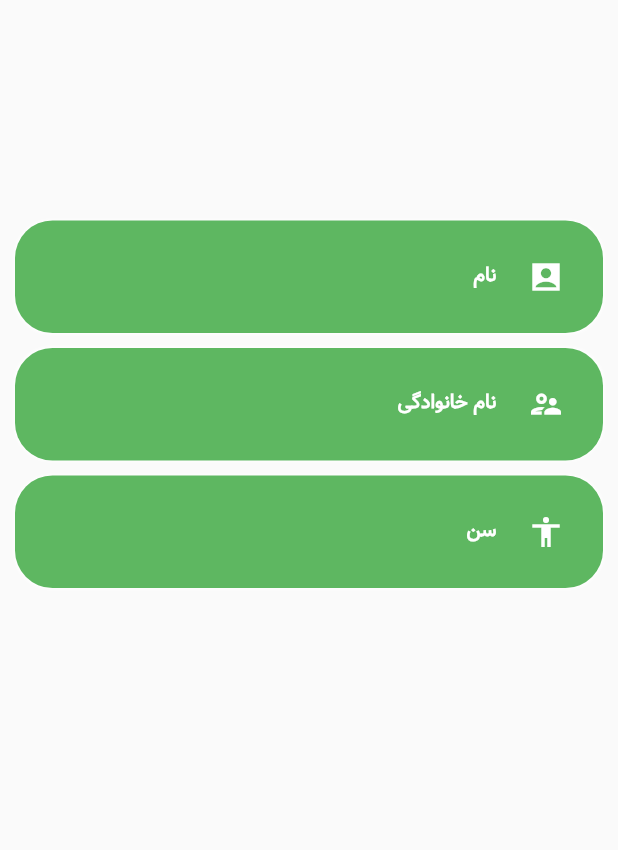
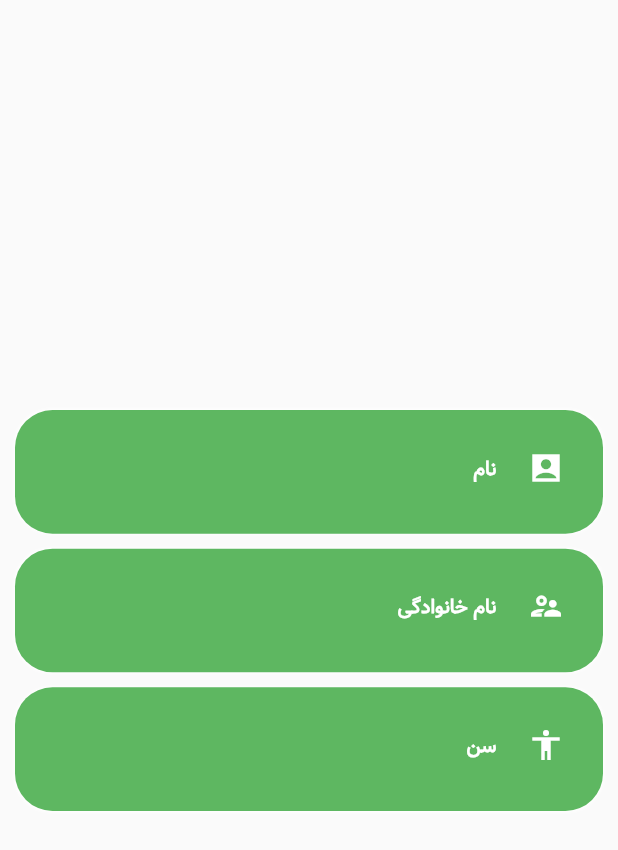
Before and after one commit to MadPad124/Adminor, a Flutter app: what mainBackContainer() shows on an empty page, opened directly, on a phone screen of 412 x 824 dp. Shown: the top 850 px of the screen. Run offline on Flutter 3.47's test engine with Material 2 defaults, Android fonts, the phone set to English and light mode, and no system bars; our stand-ins replace animated_splash_screen, animated_text_kit, liquid_swipe, page_transition, shared_preferences, smooth_page_indicator; accounts and stored records are empty; project files that could hold a hidden picture were left out.

```diff
--- a/lib/loginPages/createAccountPage.dart
+++ b/lib/loginPages/createAccountPage.dart
@@ -2,10 +2,13 @@ import 'dart:math';
 import 'package:adminor/widgets/widgets.dart';
 import 'package:flutter/material.dart';
 import 'package:flutter/services.dart';
+import 'package:adminor/homePages/home.dart';
 import 'package:liquid_swipe/liquid_swipe.dart';
 import 'dart:async';
 import 'package:smooth_page_indicator/smooth_page_indicator.dart';
-final pageViewController = PageController();
+TextEditingController nameBoxController=TextEditingController();
+TextEditingController lastNameBoxController=TextEditingController();
+TextEditingController ageBoxController=TextEditingController();
 class CreateAccountPage extends StatefulWidget {
   const CreateAccountPage({super.key});
   @override
@@ -22,7 +25,7 @@ class _CreateAccountPageState extends State<CreateAccountPage> {
         child:
             Column(
               children: [
-                SizedBox(
+             /*   SizedBox(
                   width: MediaQuery.of(context).size.width,
                   height:MediaQuery.of(context).size.height/2,
                   child: PageView(
@@ -36,15 +39,15 @@ class _CreateAccountPageState extends State<CreateAccountPage> {
                       sliderComponent('ارتباط سریع و دوستانه', 'assets/images/group-young-people.jpg',"با پیشنهاد کردن ادمین های مدنظر شما و فیلتر های جستجو", context),
                     ],
                   ),
-                ),
-                SmoothPageIndicator(
+                ),*/
+                /*SmoothPageIndicator(
                   controller: pageViewController,
                   count: 2,
                   effect: const ExpandingDotsEffect(
                     dotHeight: 16,
                     dotWidth: 16,
                   ),
-                ),
+                ),*/
                 Expanded(
                   child: Stack(children:[
                     Column(
@@ -59,7 +62,7 @@ class _CreateAccountPageState extends State<CreateAccountPage> {
                       crossAxisAlignment: CrossAxisAlignment.stretch,
                       children: [
                         Image.asset(
-                          'assets/images/splash-bottom-page-image-sun.png',
+                          'assets/images/splash-bottom-page-image-sun.png',height: MediaQuery.of(context).size.height/3,
                           opacity: const AlwaysStoppedAnimation(.3),
                         ),
                       ],
@@ -123,35 +126,33 @@ class _CreateAccountPageState extends State<CreateAccountPage> {
 }
 //main back container---------->
 Widget mainBackContainer(context){
-  return Padding(
-      padding:const EdgeInsets.all(0.0),
-      child: Container(
-        height: MediaQuery.of(context).size.height/2,
+  return Container(
       padding:const EdgeInsets.all(10),
       decoration:const BoxDecoration(
           borderRadius:
           BorderRadius.all(Radius.circular(35))),
       child:
       Column(
-            mainAxisAlignment: MainAxisAlignment.end,
+        mainAxisAlignment: MainAxisAlignment.center,
         crossAxisAlignment: CrossAxisAlignment.stretch,
         children: [
-              nameBox(),
+          nameBox(context),
           const SizedBox(height: 10),
-              lastnameBox(),
+          lastnameBox(context),
           const SizedBox(height: 10),
-              ageBox(),
+          ageBox(context),
           const SizedBox(height: 10),
+
 
         ],
       ),
-      ));
+  );
 }
 //text boxes------------>
 //text box name
-Widget nameBox(){
+Widget nameBox(context){
   return Container(
-    height: 75,
+    height: MediaQuery.of(context).size.height/10,
     padding: const EdgeInsets.all(13.0),
     alignment: Alignment.centerRight,
     decoration: BoxDecoration(
@@ -171,6 +172,7 @@ Widget nameBox(){
         Expanded(
           flex: 2,
           child: TextFormField(
+            controller: nameBoxController,
             inputFormatters: [
               FilteringTextInputFormatter.allow(
                   RegExp('[A-z]')
@@ -181,6 +183,7 @@ Widget nameBox(){
             onChanged: (text) {
 
             },
+
             style: const TextStyle(
                 color: Colors.white,
                 fontFamily: 'vazir'),
@@ -198,8 +201,8 @@ Widget nameBox(){
                   color: Colors.white,
                 ),
               ),
-              labelText: "نام",
-              labelStyle: TextStyle(
+              hintText: "نام",
+              hintStyle: TextStyle(
                   color: Colors.white,
                   fontSize: 13,
                   fontWeight: FontWeight.bold),
@@ -212,9 +215,9 @@ Widget nameBox(){
   );
 }
 //text box lName
-Widget lastnameBox(){
+Widget lastnameBox(context){
   return Container(
-    height: 75,
+    height: MediaQuery.of(context).size.height/10,
     padding: const EdgeInsets.all(13.0),
     alignment: Alignment.centerRight,
     decoration: BoxDecoration(
@@ -234,6 +237,7 @@ Widget lastnameBox(){
         Expanded(
           flex: 2,
           child: TextFormField(
+            controller: lastNameBoxController,
             inputFormatters: [
               FilteringTextInputFormatter.allow(
                   RegExp('[A-z]'))
@@ -258,8 +262,8 @@ Widget lastnameBox(){
                   color: Colors.white,
                 ),
               ),
-              labelText: "نام خانوادگی",
-              labelStyle: TextStyle(
+              hintText: "نام خانوادگی",
+              hintStyle: TextStyle(
                   color: Colors.white,
                   fontSize: 13,
                   fontWeight: FontWeight.bold),
@@ -272,9 +276,9 @@ Widget lastnameBox(){
   );
 }
 //text box age
-Widget ageBox(){
+Widget ageBox(context){
   return Container(
-    height: 75,
+    height: MediaQuery.of(context).size.height/10,
     padding: const EdgeInsets.all(13.0),
     alignment: Alignment.centerRight,
     decoration: BoxDecoration(
@@ -294,13 +298,19 @@ Widget ageBox(){
         Expanded(
           flex: 2,
           child: TextFormField(
+            controller: ageBoxController,
             inputFormatters: [
               FilteringTextInputFormatter.allow(
                   RegExp('[0-9]'))
             ],
             keyboardType: TextInputType.number,
             autofocus: false,
-            onChanged: (text) {},
+            onChanged: (text) {
+              if(text.length>=2&&nameBoxController.text.isNotEmpty&&lastNameBoxController.text.isNotEmpty){
+                Navigator.push(context, MaterialPageRoute(builder: (context) =>HomePage() ,));
+              }
+              else{}
+            },
             style: const TextStyle(
                 color: Colors.white,
                 fontFamily: 'vazir'),
@@ -318,8 +328,8 @@ Widget ageBox(){
                   color: Colors.white,
                 ),
               ),
-              labelText: "سن",
-              labelStyle: TextStyle(
+              hintText: "سن",
+              hintStyle: TextStyle(
                   color: Colors.white,
                   fontSize: 13,
                   fontWeight: FontWeight.bold),
@@ -343,12 +353,12 @@ Widget sliderComponent(String sliderTitle,String sliderImgUrl,String sliderText,
       SizedBox(
         width:MediaQuery.of(context).size.width,
         child: Center(child:
-        Text(sliderTitle,style: const TextStyle(fontSize: 24,fontFamily: 'vazir'),),
+        Text(sliderTitle,style: const TextStyle(fontSize: 18,fontFamily: 'vazir'),),
         ),
       ),
       SizedBox(child: Padding(
-        padding: const EdgeInsets.all(12.0),
-        child: Text(sliderText,style: TextStyle(fontSize: 16,fontFamily: 'vazir',color: Colors.grey[500])),
+        padding: const EdgeInsets.all(0.0),
+        child: Text(sliderText,style: TextStyle(fontSize: 12,fontFamily: 'vazir',color: Colors.grey[500])),
       ),)
     ],
   );
```
Also changed, not shown: pubspec.lock. Lines whose indentation alone changed are shown as unchanged.
